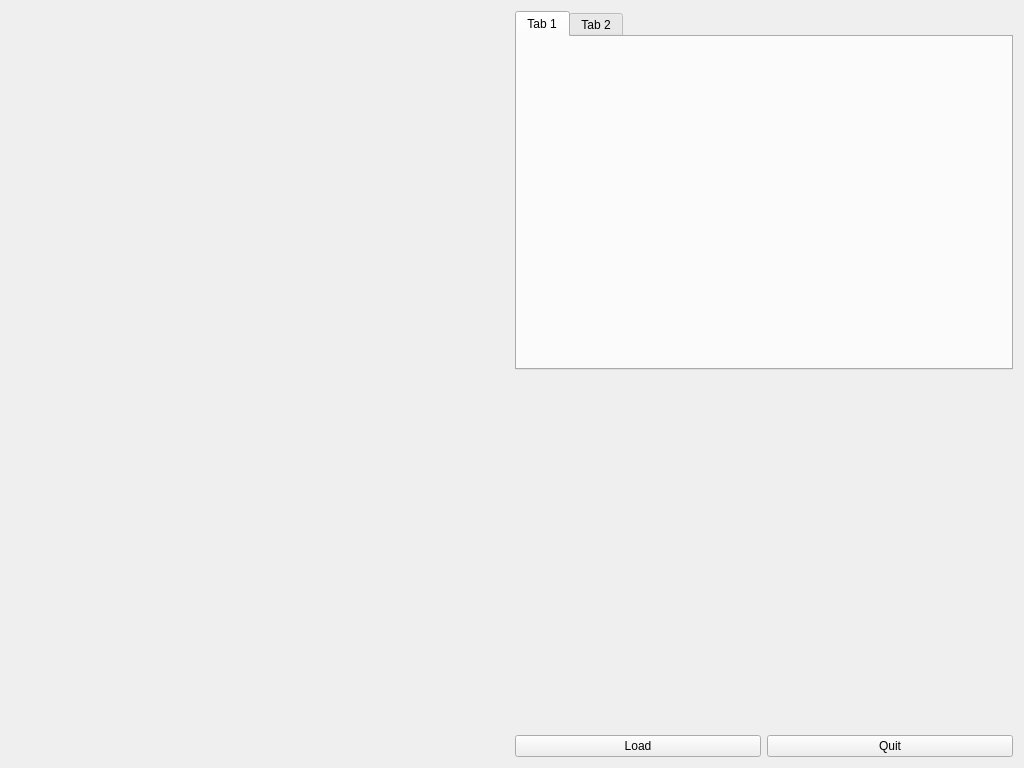
Qt form mainwindow.ui (ImageLab/CEREBRA) before a commit.
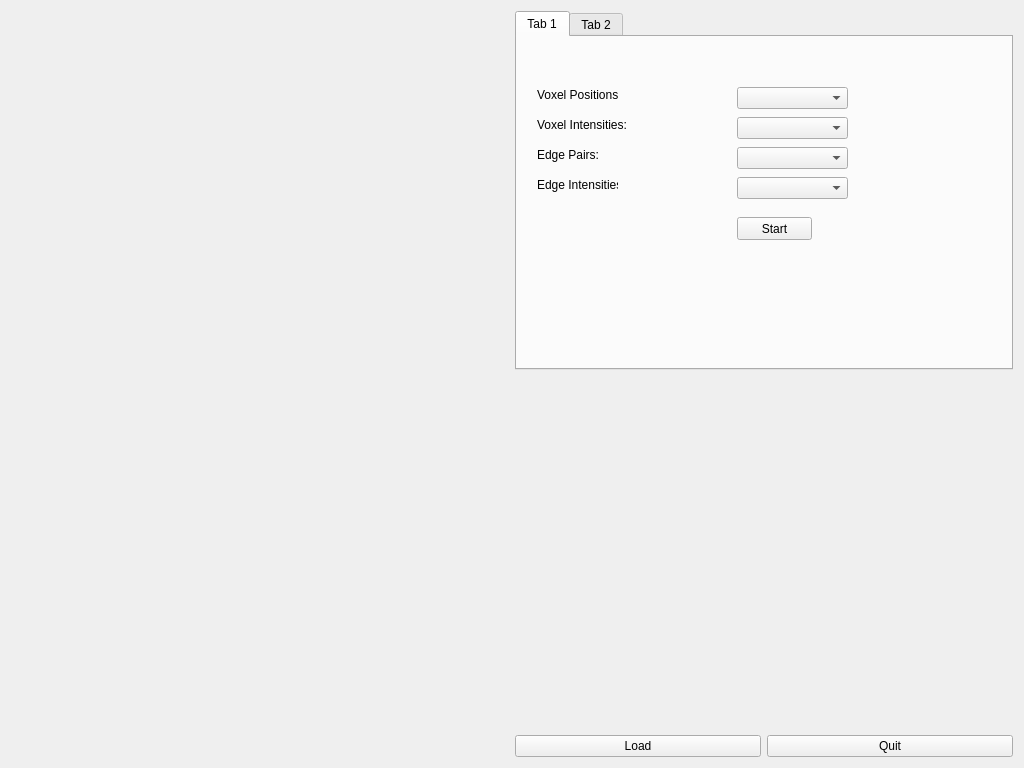
The same form after that commit. Custom widgets are drawn as their Qt base class.

The edit to the form file:
```diff
--- a/mainwindow.ui
+++ b/mainwindow.ui
@@ -38,6 +38,111 @@
            <attribute name="title">
             <string>Tab 1</string>
            </attribute>
+           <widget class="QLabel" name="label">
+            <property name="geometry">
+             <rect>
+              <x>20</x>
+              <y>140</y>
+              <width>81</width>
+              <height>16</height>
+             </rect>
+            </property>
+            <property name="text">
+             <string>Edge Intensities:</string>
+            </property>
+           </widget>
+           <widget class="QLabel" name="label_2">
+            <property name="geometry">
+             <rect>
+              <x>20</x>
+              <y>50</y>
+              <width>81</width>
+              <height>16</height>
+             </rect>
+            </property>
+            <property name="text">
+             <string>Voxel Positions:</string>
+            </property>
+           </widget>
+           <widget class="QLabel" name="label_3">
+            <property name="geometry">
+             <rect>
+              <x>20</x>
+              <y>80</y>
+              <width>91</width>
+              <height>16</height>
+             </rect>
+            </property>
+            <property name="text">
+             <string>Voxel Intensities:</string>
+            </property>
+           </widget>
+           <widget class="QLabel" name="label_4">
+            <property name="geometry">
+             <rect>
+              <x>20</x>
+              <y>110</y>
+              <width>81</width>
+              <height>16</height>
+             </rect>
+            </property>
+            <property name="text">
+             <string>Edge Pairs:</string>
+            </property>
+           </widget>
+           <widget class="QComboBox" name="comboBox">
+            <property name="geometry">
+             <rect>
+              <x>220</x>
+              <y>50</y>
+              <width>111</width>
+              <height>22</height>
+             </rect>
+            </property>
+           </widget>
+           <widget class="QComboBox" name="comboBox_2">
+            <property name="geometry">
+             <rect>
+              <x>220</x>
+              <y>80</y>
+              <width>111</width>
+              <height>22</height>
+             </rect>
+            </property>
+           </widget>
+           <widget class="QComboBox" name="comboBox_3">
+            <property name="geometry">
+             <rect>
+              <x>220</x>
+              <y>110</y>
+              <width>111</width>
+              <height>22</height>
+             </rect>
+            </property>
+           </widget>
+           <widget class="QComboBox" name="comboBox_4">
+            <property name="geometry">
+             <rect>
+              <x>220</x>
+              <y>140</y>
+              <width>111</width>
+              <height>22</height>
+             </rect>
+            </property>
+           </widget>
+           <widget class="QPushButton" name="startButton">
+            <property name="geometry">
+             <rect>
+              <x>220</x>
+              <y>180</y>
+              <width>75</width>
+              <height>23</height>
+             </rect>
+            </property>
+            <property name="text">
+             <string>Start</string>
+            </property>
+           </widget>
           </widget>
           <widget class="QWidget" name="tab_2">
            <attribute name="title">
```
Left out of the diff: 23 changed lines with no effect on the pictures.
